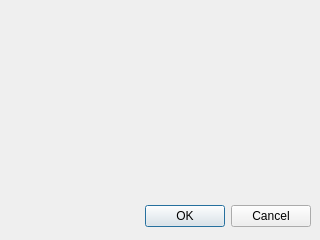
Above: set_hotkey_dialog.ui from yyquick/host-switcher before the change. Below: the same form after it.
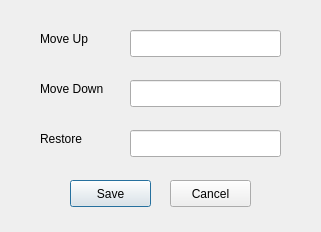
That is the form after the change. Custom widgets are drawn as their Qt base class.

The edit to the form file:
```diff
--- a/set_hotkey_dialog.ui
+++ b/set_hotkey_dialog.ui
@@ -9,30 +9,125 @@
    <rect>
     <x>0</x>
     <y>0</y>
-    <width>320</width>
-    <height>240</height>
+    <width>321</width>
+    <height>232</height>
    </rect>
   </property>
   <property name="windowTitle">
    <string>Dialog</string>
   </property>
-  <widget class="QDialogButtonBox" name="buttonBox">
+  <widget class="HotkeyEdit" name="lineEdit">
    <property name="geometry">
     <rect>
-     <x>10</x>
-     <y>200</y>
-     <width>301</width>
-     <height>32</height>
+     <x>130</x>
+     <y>30</y>
+     <width>151</width>
+     <height>27</height>
     </rect>
    </property>
-   <property name="orientation">
-    <enum>Qt::Horizontal</enum>
+   <property name="readOnly">
+    <bool>false</bool>
    </property>
-   <property name="standardButtons">
-    <set>QDialogButtonBox::Cancel|QDialogButtonBox::Ok</set>
+  </widget>
+  <widget class="QLabel" name="label">
+   <property name="geometry">
+    <rect>
+     <x>40</x>
+     <y>30</y>
+     <width>81</width>
+     <height>17</height>
+    </rect>
+   </property>
+   <property name="text">
+    <string>Move Up</string>
+   </property>
+  </widget>
+  <widget class="HotkeyEdit" name="lineEdit_2">
+   <property name="geometry">
+    <rect>
+     <x>130</x>
+     <y>80</y>
+     <width>151</width>
+     <height>27</height>
+    </rect>
+   </property>
+   <property name="readOnly">
+    <bool>false</bool>
+   </property>
+  </widget>
+  <widget class="QLabel" name="label_2">
+   <property name="geometry">
+    <rect>
+     <x>40</x>
+     <y>80</y>
+     <width>81</width>
+     <height>17</height>
+    </rect>
+   </property>
+   <property name="text">
+    <string>Move Down</string>
+   </property>
+  </widget>
+  <widget class="HotkeyEdit" name="lineEdit_3">
+   <property name="geometry">
+    <rect>
+     <x>130</x>
+     <y>130</y>
+     <width>151</width>
+     <height>27</height>
+    </rect>
+   </property>
+   <property name="readOnly">
+    <bool>false</bool>
+   </property>
+  </widget>
+  <widget class="QLabel" name="label_3">
+   <property name="geometry">
+    <rect>
+     <x>40</x>
+     <y>130</y>
+     <width>81</width>
+     <height>17</height>
+    </rect>
+   </property>
+   <property name="text">
+    <string>Restore</string>
+   </property>
+  </widget>
+  <widget class="QPushButton" name="pushButton">
+   <property name="geometry">
+    <rect>
+     <x>70</x>
+     <y>180</y>
+     <width>81</width>
+     <height>27</height>
+    </rect>
+   </property>
+   <property name="text">
+    <string>Save</string>
+   </property>
+  </widget>
+  <widget class="QPushButton" name="pushButton_2">
+   <property name="geometry">
+    <rect>
+     <x>170</x>
+     <y>180</y>
+     <width>81</width>
+     <height>27</height>
+    </rect>
+   </property>
+   <property name="text">
+    <string>Cancel</string>
    </property>
   </widget>
  </widget>
+ <customwidgets>
+  <customwidget>
+   <class>HotkeyEdit</class>
+   <extends>QLineEdit</extends>
+   <header>hotkey_edit.h</header>
+  </customwidget>
+ </customwidgets>
  <resources/>
  <connections>
   <connection>
```
Left out of the diff: 35 changed lines with no effect on the pictures.
